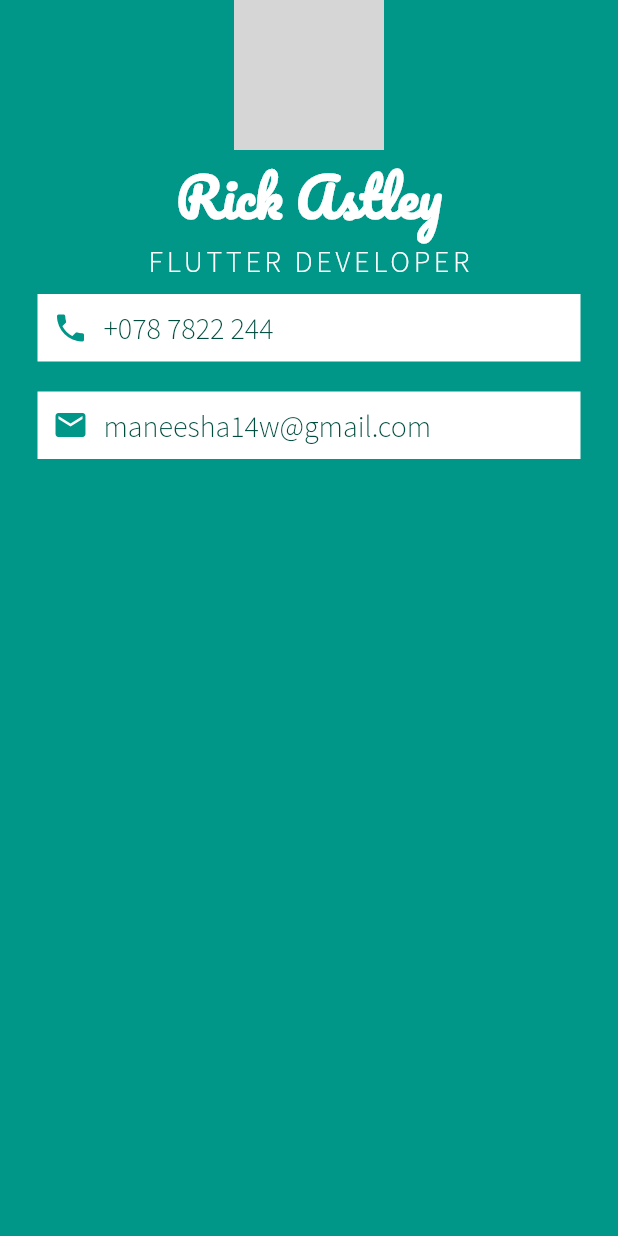
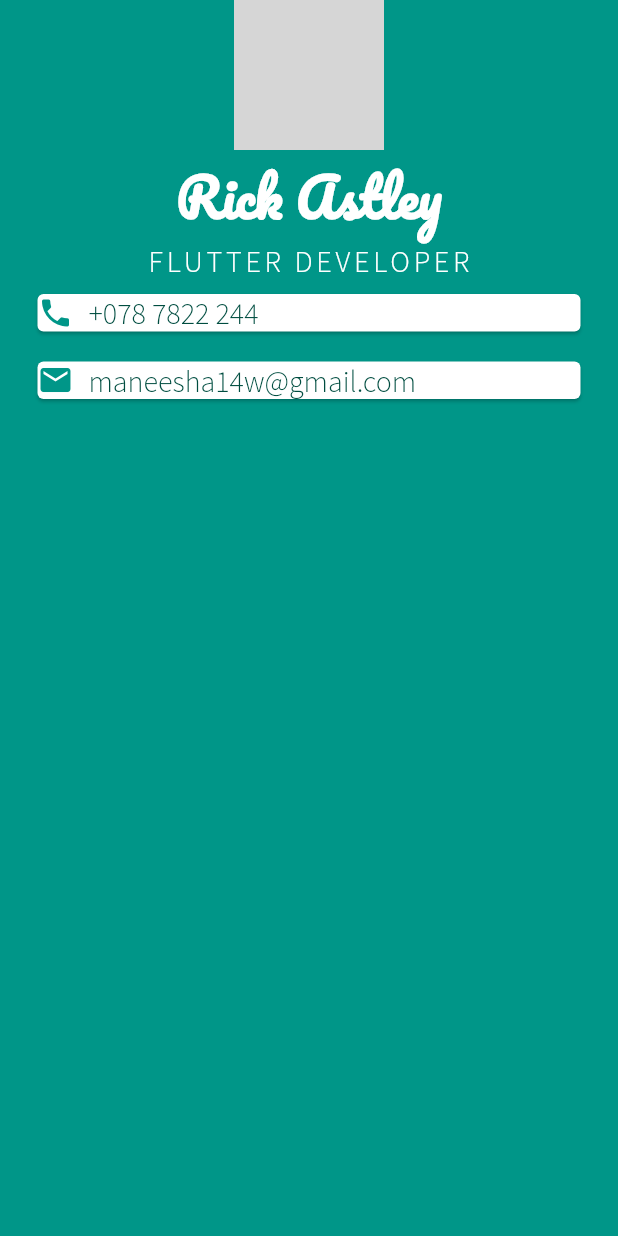
Before and after one commit to maneesha14w/user_card_flutter, a Flutter app: the screen it shows after launch, on a phone screen of 412 x 824 dp. Run offline on Flutter 3.47's test engine with Material 2 defaults, Android fonts, the phone set to English and light mode, and no system bars; network calls fail; grey boxes are pictures that could not be loaded.

Commit message:
made containers ->  cards

```diff
--- a/lib/main.dart
+++ b/lib/main.dart
@@ -36,9 +36,8 @@ class MyApp extends StatelessWidget {
                   fontFamily: 'SourceSansPro-Light',
                 ),
               ),
-              Container(
+              Card(
                 color: Colors.white,
-                padding: EdgeInsets.all(10),
                 margin: EdgeInsets.symmetric(vertical: 10.0, horizontal: 25.0),
                 child: Row(
                   children: <Widget>[
@@ -60,9 +59,8 @@ class MyApp extends StatelessWidget {
                   ],
                 ),
               ),
-              Container(
+              Card(
                 color: Colors.white,
-                padding: EdgeInsets.all(10),
                 margin: EdgeInsets.symmetric(vertical: 10.0, horizontal: 25.0),
                 child: Row(
                   children: <Widget>[
```
